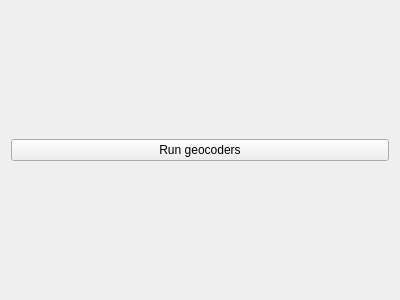
This is qgisplugin/anncsu_manager/resources/ui/wizard_run_geocoders_page.ui in anncsu-open/anncsu-manager as Qt 5 draws it before an edit. The edited form follows.
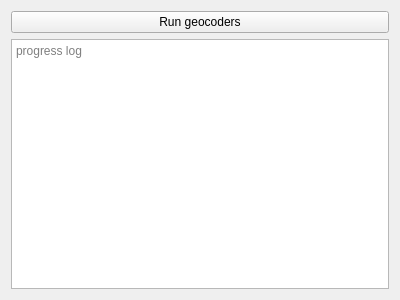
This is the edited form.

Commit message: log geocoding process

The edit to the form file:
```diff
--- a/qgisplugin/anncsu_manager/resources/ui/wizard_run_geocoders_page.ui
+++ b/qgisplugin/anncsu_manager/resources/ui/wizard_run_geocoders_page.ui
@@ -27,6 +27,19 @@
      </property>
     </widget>
    </item>
+   <item>
+    <widget class="QTextEdit" name="progress_text">
+     <property name="lineWrapMode">
+      <enum>QTextEdit::NoWrap</enum>
+     </property>
+     <property name="readOnly">
+      <bool>true</bool>
+     </property>
+     <property name="placeholderText">
+      <string>progress log</string>
+     </property>
+    </widget>
+   </item>
   </layout>
  </widget>
  <resources/>
```
The commit also changes 1 other file.
